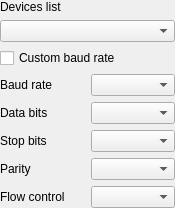
First picture: the form in src/pages/serialport/SAKSerialPortDeviceController.ui, repository x-tools-author/x-tools, before the edit.
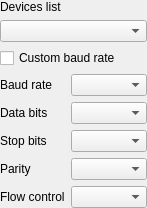
Second picture: the form after the edit.

Diff of the .ui file:
```diff
--- a/src/pages/serialport/SAKSerialPortDeviceController.ui
+++ b/src/pages/serialport/SAKSerialPortDeviceController.ui
@@ -6,7 +6,7 @@
    <rect>
     <x>0</x>
     <y>0</y>
-    <width>175</width>
+    <width>147</width>
     <height>190</height>
    </rect>
   </property>
@@ -45,7 +45,7 @@
    <item row="5" column="0">
     <widget class="QLabel" name="label_4">
      <property name="sizePolicy">
-      <sizepolicy hsizetype="Ignored" vsizetype="Preferred">
+      <sizepolicy hsizetype="Fixed" vsizetype="Preferred">
        <horstretch>0</horstretch>
        <verstretch>0</verstretch>
       </sizepolicy>
@@ -77,7 +77,7 @@
    <item row="3" column="0">
     <widget class="QLabel" name="label_2">
      <property name="sizePolicy">
-      <sizepolicy hsizetype="Ignored" vsizetype="Preferred">
+      <sizepolicy hsizetype="Fixed" vsizetype="Preferred">
        <horstretch>0</horstretch>
        <verstretch>0</verstretch>
       </sizepolicy>
@@ -90,7 +90,7 @@
    <item row="4" column="0">
     <widget class="QLabel" name="label_3">
      <property name="sizePolicy">
-      <sizepolicy hsizetype="Ignored" vsizetype="Preferred">
+      <sizepolicy hsizetype="Fixed" vsizetype="Preferred">
        <horstretch>0</horstretch>
        <verstretch>0</verstretch>
       </sizepolicy>
@@ -103,7 +103,7 @@
    <item row="6" column="0">
     <widget class="QLabel" name="label_5">
      <property name="sizePolicy">
-      <sizepolicy hsizetype="Ignored" vsizetype="Preferred">
+      <sizepolicy hsizetype="Fixed" vsizetype="Preferred">
        <horstretch>0</horstretch>
        <verstretch>0</verstretch>
       </sizepolicy>
@@ -135,6 +135,12 @@
    </item>
    <item row="7" column="0">
     <widget class="QLabel" name="label_6">
+     <property name="sizePolicy">
+      <sizepolicy hsizetype="Fixed" vsizetype="Preferred">
+       <horstretch>0</horstretch>
+       <verstretch>0</verstretch>
+      </sizepolicy>
+     </property>
      <property name="text">
       <string>Flow control</string>
      </property>
```
Left out of the diff: 2 changed lines with no effect on the pictures.
